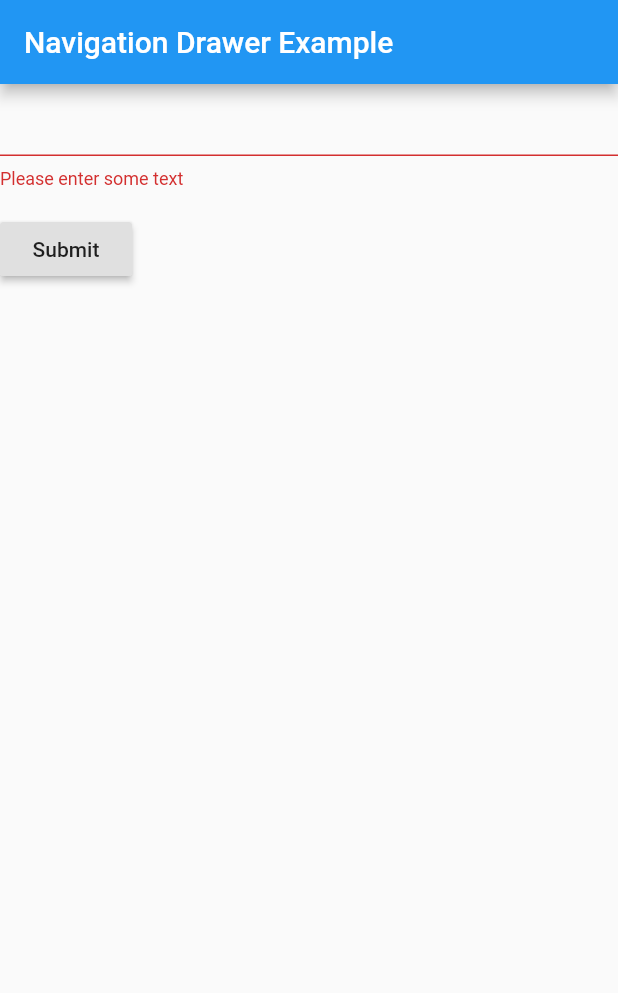
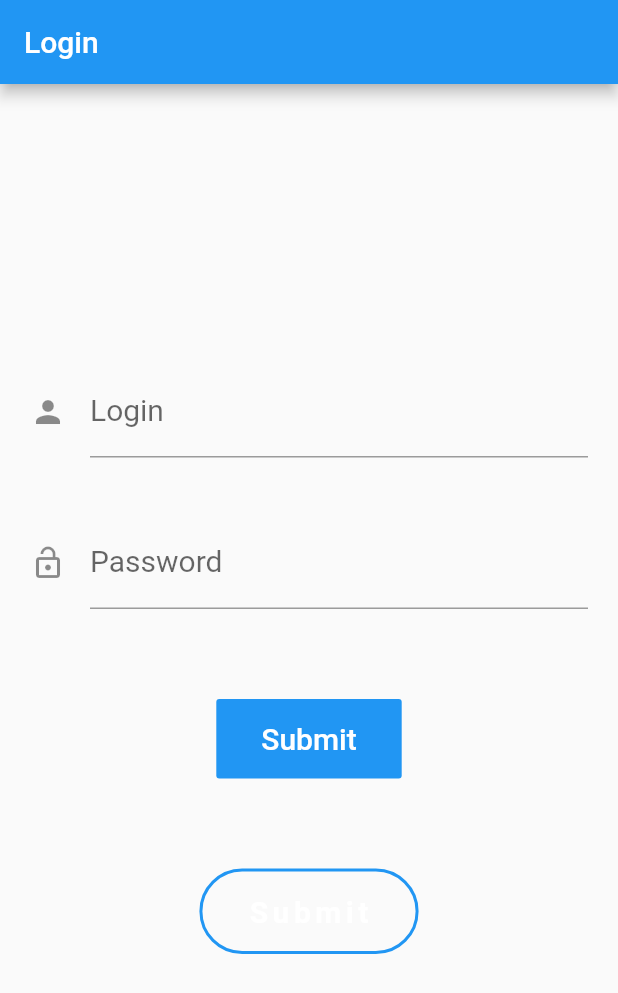
Before and after one commit to zp00v0518/tori_native, a Flutter app: the screen it shows after launch, after a tap on "Submit", on a phone screen of 412 x 824 dp. Shown: the top 993 px of the screen. Run offline on Flutter 3.47's test engine with Material 2 defaults, Android fonts, the phone set to English and light mode, and no system bars.

Commit message:
base create login

```diff
--- /dev/null
+++ b/lib/styles/index.dart
@@ -0,0 +1,3 @@
+import './variables.dart';
+
+export './variables.dart';
--- /dev/null
+++ b/lib/styles/variables.dart
@@ -0,0 +1,2 @@
+double  baseFontSize = 15.0;
+double  labelSize = 20.0;
--- a/lib/view/Login.dart
+++ b/lib/view/Login.dart
@@ -1,4 +1,5 @@
 import 'package:flutter/material.dart';
+import '../styles/index.dart';
 
 class Login extends StatefulWidget {
   @override
@@ -7,40 +8,80 @@ class Login extends StatefulWidget {
 
 class _LoginState extends State<Login> {
   final _formKey = GlobalKey<FormState>();
+  double padding = 20.0;
 
   @override
   Widget build(BuildContext context) {
     return Scaffold(
         appBar: AppBar(
-          title: Text("Navigation Drawer Example"),
+          title: Text("Login"),
         ),
-        body: Form(
-          key: _formKey,
-          child: Column(
-            crossAxisAlignment: CrossAxisAlignment.start,
-            children: <Widget>[
-              TextFormField(
-                validator: (value) {
-                  if (value.isEmpty) {
-                    return 'Please enter some text';
-                  }
-                  return null;
-                },
-              ),
-              Padding(
-                padding: const EdgeInsets.symmetric(vertical: 16.0),
-                child: RaisedButton(
-                  onPressed: () {
-                    // Validate will return true if the form is valid, or false if
-                    // the form is invalid.
-                    if (_formKey.currentState.validate()) {
-                      // Process data.
-                    }
-                  },
-                  child: Text('Submit'),
+        body: Center(
+          child: Form(
+            child: Column(
+              mainAxisAlignment: MainAxisAlignment.center,
+              children: <Widget>[
+                Padding(
+                  padding: EdgeInsets.symmetric(horizontal: padding),
+                  child: TextFormField(
+                    style: TextStyle(fontSize: baseFontSize),
+                    decoration: InputDecoration(
+                      icon: Icon(Icons.person),
+                      labelText: 'Login',
+                      labelStyle: TextStyle(fontSize: labelSize),
+                    ),
+                  ),
                 ),
-              ),
-            ],
+                SizedBox(height: padding + 20),
+                Padding(
+                  padding: EdgeInsets.symmetric(horizontal: padding),
+                  child: TextFormField(
+                    obscureText: true,
+                    style: TextStyle(fontSize: baseFontSize),
+                    decoration: InputDecoration(
+                      icon: Icon(Icons.lock_open),
+                      labelText: 'Password',
+                      labelStyle: TextStyle(fontSize: labelSize),
+                    ),
+                  ),
+                ),
+                SizedBox(height: labelSize * 3),
+                FlatButton(
+                  color: Colors.blue,
+                  textColor: Colors.white,
+                  padding: EdgeInsets.symmetric(vertical: 15, horizontal: 30),
+                  // child: Text("Submit", style: TextStyle(fontSize: baseFontSize)),
+                  child: Text("Submit", style: TextStyle(fontSize: labelSize)),
+                  onPressed: () => {},
+                ),
+                SizedBox(height: labelSize * 3),
+                Container(
+                  decoration: BoxDecoration(
+                      border: Border.all(width: 2, color: Colors.blue),
+                      borderRadius: BorderRadius.all(Radius.circular(30))),
+                  padding: EdgeInsets.symmetric(vertical: 15, horizontal: 30),
+                  child: Text("Submit",
+                      style: TextStyle(
+                          letterSpacing: 3,
+                          fontSize: labelSize,
+                          color: Colors.white,
+                          fontWeight: FontWeight.bold)),
+                )
+                // Container(
+                //   decoration: BoxDecoration(
+                //       border: Border.all(width: 2, color: Colors.blue),
+                //       borderRadius: BorderRadius.all(Radius.circular(30))),
+                //   child: FlatButton(
+                //     // padding: EdgeInsets.symmetric(vertical: 15, horizontal: 30),
+                //     color: Colors.blue,
+                //     textColor: Colors.white,
+                //     child:
+                //         Text("Submit", style: TextStyle(fontSize: labelSize)),
+                //     onPressed: () => {},
+                //   ),
+                // )
+              ],
+            ),
           ),
         ));
   }
--- a/pubspec.yaml
+++ b/pubspec.yaml
@@ -14,7 +14,7 @@ description: A new Flutter project.
 version: 1.0.0+1
 
 environment:
-  sdk: ">=2.1.0 <3.0.0"
+  sdk: ">=2.2.0 <3.0.0"
 
 dependencies:
   flutter:
```
